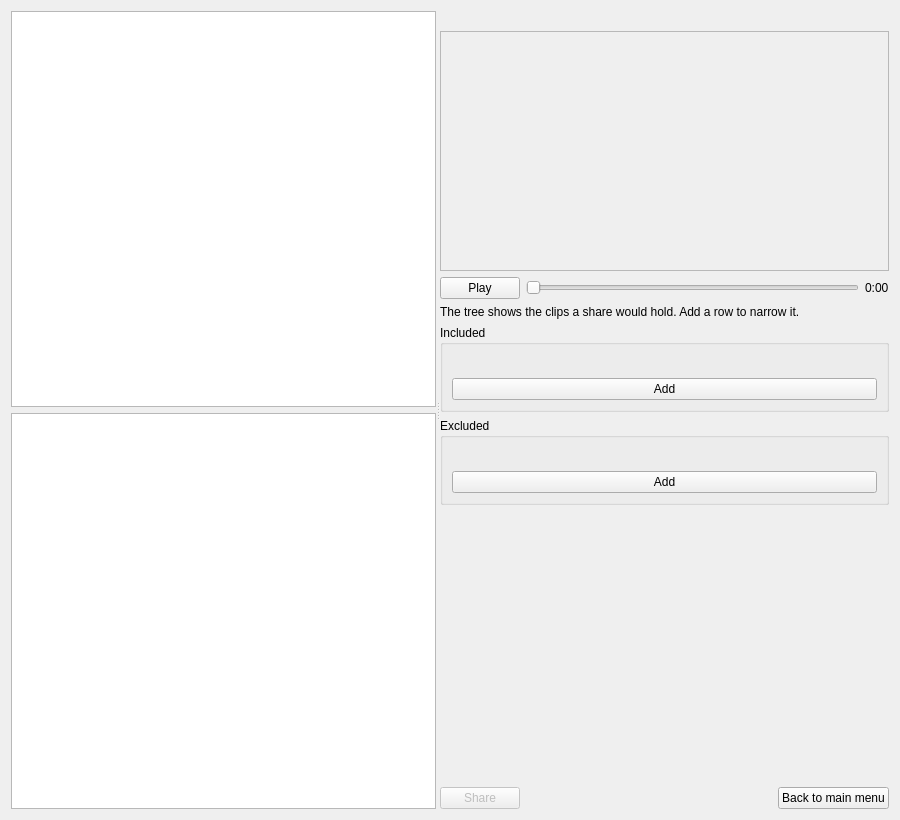
First picture: the form in sharing/sharingwindow.ui, repository trafficman/commcut, before the edit.
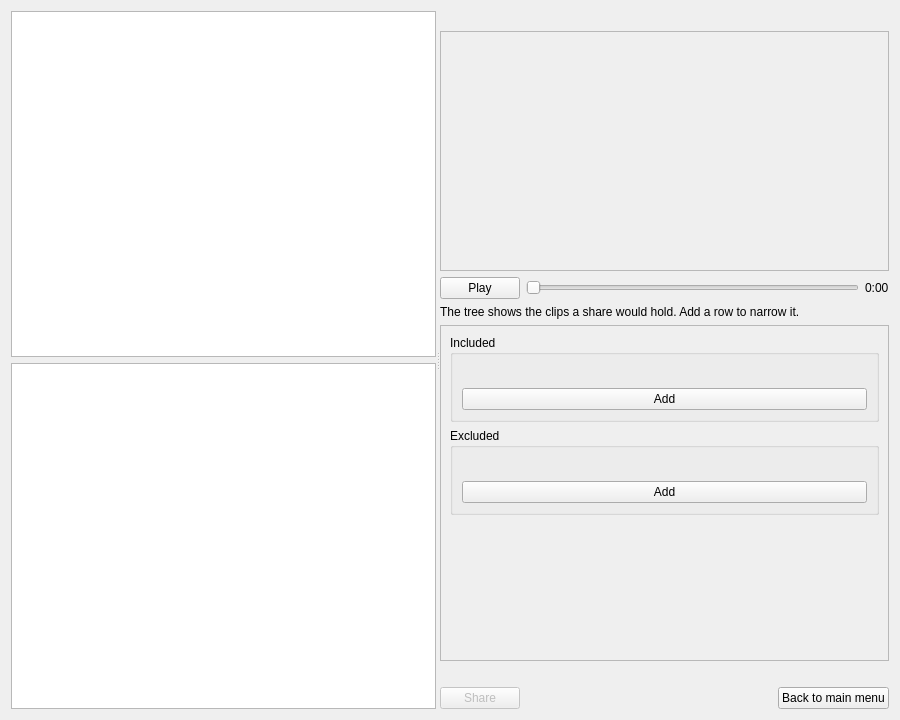
Second picture: the form after the edit.

Commit message: #55, no minimum window heights above 720

```diff
--- a/sharing/sharingwindow.ui
+++ b/sharing/sharingwindow.ui
@@ -7,13 +7,13 @@
     <x>0</x>
     <y>0</y>
     <width>900</width>
-    <height>820</height>
+    <height>720</height>
    </rect>
   </property>
   <property name="minimumSize">
    <size>
-    <width>760</width>
-    <height>820</height>
+    <width>800</width>
+    <height>720</height>
    </size>
   </property>
   <property name="windowTitle">
@@ -73,6 +73,12 @@
       </layout>
      </widget>
      <widget class="QWidget" name="sharePane" native="true">
+      <property name="minimumSize">
+       <size>
+        <width>420</width>
+        <height>0</height>
+       </size>
+      </property>
       <layout class="QVBoxLayout" name="shareLayout">
        <item>
         <widget class="QLabel" name="labelClipName">
@@ -136,6 +142,33 @@
         </widget>
        </item>
        <item>
+        <widget class="QScrollArea" name="scrollArea">
+         <property name="sizePolicy">
+          <sizepolicy hsizetype="Expanding" vsizetype="Expanding">
+           <horstretch>0</horstretch>
+           <verstretch>0</verstretch>
+          </sizepolicy>
+         </property>
+         <property name="horizontalScrollBarPolicy">
+          <enum>Qt::ScrollBarPolicy::ScrollBarAlwaysOff</enum>
+         </property>
+         <property name="sizeAdjustPolicy">
+          <enum>QAbstractScrollArea::SizeAdjustPolicy::AdjustIgnored</enum>
+         </property>
+         <property name="widgetResizable">
+          <bool>true</bool>
+         </property>
+         <widget class="QWidget" name="scrollAreaWidgetContents">
+          <property name="geometry">
+           <rect>
+            <x>0</x>
+            <y>0</y>
+            <width>415</width>
+            <height>300</height>
+           </rect>
+          </property>
+          <layout class="QVBoxLayout" name="verticalLayout_2">
+           <item>
         <layout class="QVBoxLayout" name="verticalLayout">
          <item>
           <widget class="QGroupBox" name="includedGroup">
@@ -191,18 +224,6 @@
            </layout>
           </widget>
          </item>
-        </layout>
-       </item>
-       <item>
-        <widget class="QLabel" name="labelStatus">
-         <property name="text">
-          <string/>
-         </property>
-         <property name="wordWrap">
-          <bool>true</bool>
-         </property>
-        </widget>
-       </item>
        <item>
         <spacer name="shareSpacer">
          <property name="orientation">
@@ -215,6 +236,22 @@
           </size>
          </property>
         </spacer>
+             </item>
+            </layout>
+           </item>
+          </layout>
+         </widget>
+        </widget>
+       </item>
+       <item>
+        <widget class="QLabel" name="labelStatus">
+         <property name="text">
+          <string/>
+         </property>
+         <property name="wordWrap">
+          <bool>true</bool>
+         </property>
+        </widget>
        </item>
        <item>
         <layout class="QHBoxLayout" name="shareButtons">
```
Lines whose indentation alone changed are shown as unchanged. The commit also changes 1 other file.
